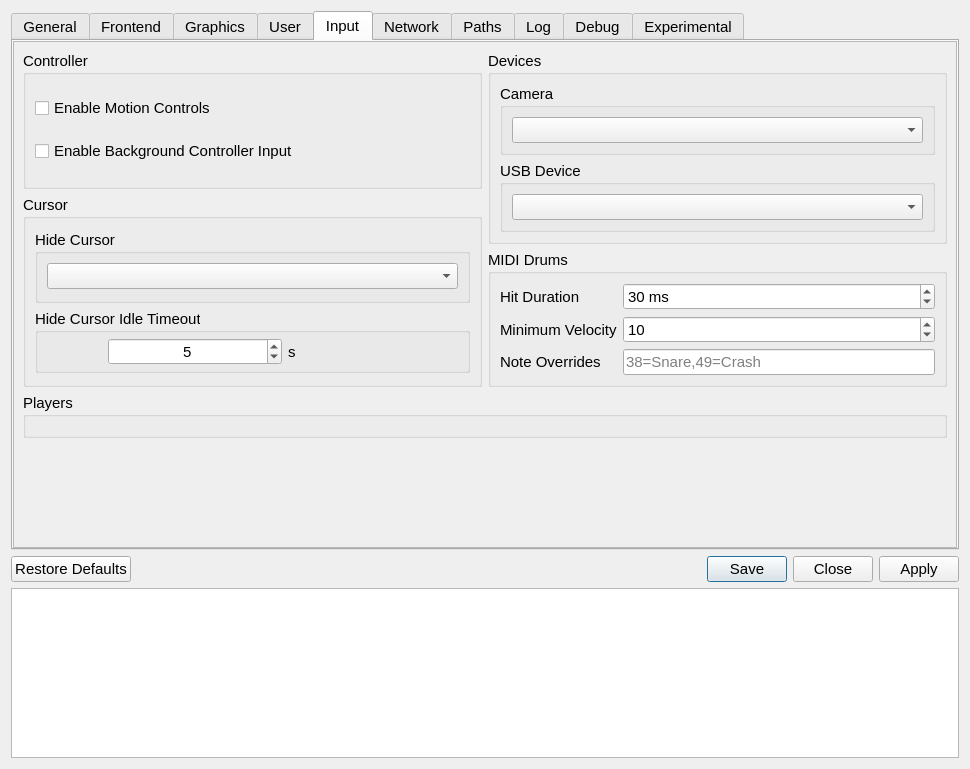
Qt form src/qt_gui/settings_dialog.ui (mothership-q/shadps4-rb4-qtlauncher) before a commit.
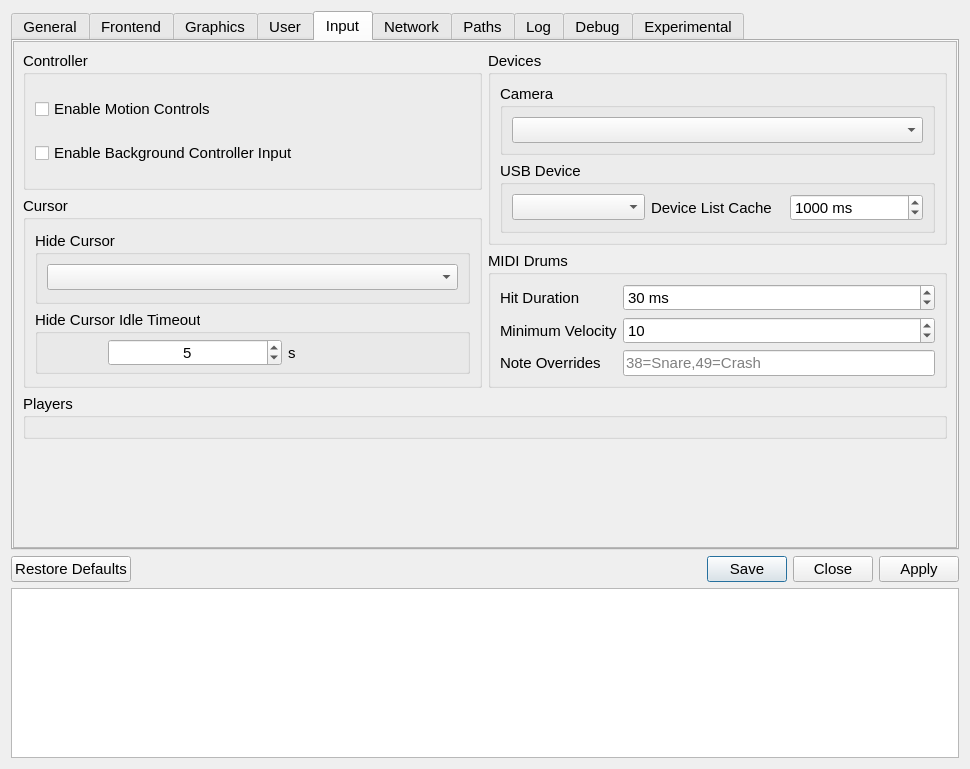
The same form after that commit. The open tabs and pages were chosen to show the change. Icons and pictures are not drawn.

Commit message:
settings: Show the GPU wait sleep and USB device list cache
Add a Sleep in GPU Waits checkbox to the Experimental tab and a Device
List Cache box next to the USB device on the Input tab, both global and
per game, and default them to on and 1000 ms like the emulator.

Diff of the .ui file:
```diff
--- a/src/qt_gui/settings_dialog.ui
+++ b/src/qt_gui/settings_dialog.ui
@@ -1765,6 +1765,32 @@
                   <item>
                    <widget class="QComboBox" name="usbComboBox"/>
                   </item>
+                  <item>
+                   <widget class="QLabel" name="usbListCacheLabel">
+                    <property name="text">
+                     <string>Device List Cache</string>
+                    </property>
+                   </widget>
+                  </item>
+                  <item>
+                   <widget class="QSpinBox" name="usbListCacheSpinBox">
+                    <property name="specialValueText">
+                     <string>Off</string>
+                    </property>
+                    <property name="suffix">
+                     <string notr="true"> ms</string>
+                    </property>
+                    <property name="maximum">
+                     <number>10000</number>
+                    </property>
+                    <property name="singleStep">
+                     <number>100</number>
+                    </property>
+                    <property name="value">
+                     <number>1000</number>
+                    </property>
+                   </widget>
+                  </item>
                  </layout>
                 </widget>
                </item>
```
Left out of the diff: 7 changed lines with no effect on the pictures. The commit also changes 2 other files.
